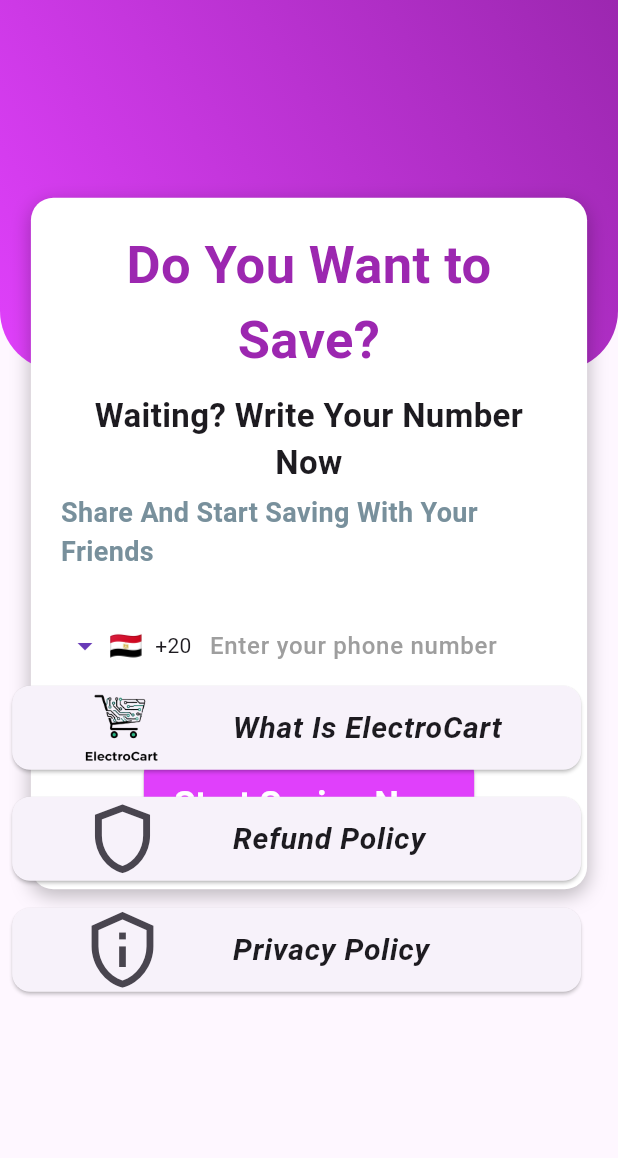
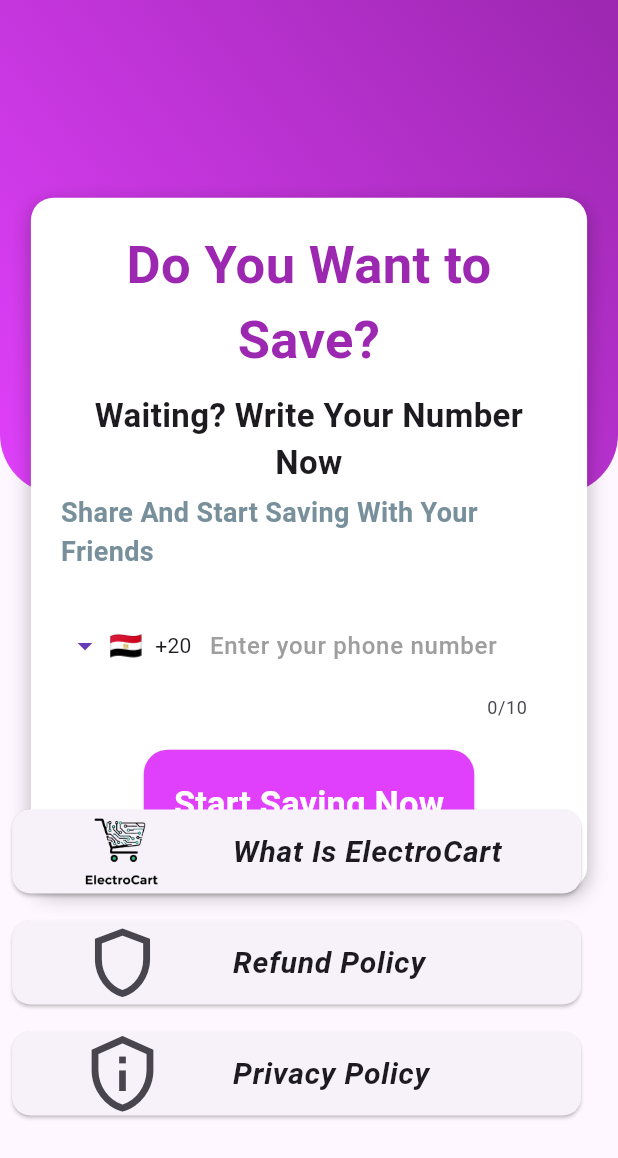
Before and after one commit to 00XAhmedX00/Electro-App, a Flutter app: the ProfilePage screen opened directly, on a phone screen of 412 x 824 dp. Shown: the top 1158 px of the screen. Run offline on Flutter 3.47's test engine with Material 3 defaults, Android fonts, the light colour scheme and no system bars; drawn by our look-alikes of intl_phone_field; our stand-ins replace curved_navigation_bar, google_fonts; Roboto replaces fonts that are missing (Voces).

Commit message:
new adjustments

```diff
--- a/lib/Screens/profile_page.dart
+++ b/lib/Screens/profile_page.dart
@@ -17,7 +17,7 @@ class ProfilePage extends StatelessWidget {
 
             Container(
               width: double.infinity,
-              height: height * 0.3,
+              height: height * 0.4,
               decoration: const BoxDecoration(
                 gradient: LinearGradient(
                   begin: Alignment.topRight,
@@ -141,7 +141,7 @@ class ProfilePage extends StatelessWidget {
             ),
 
             Positioned(
-              top: height * 0.55,
+              top: height * 0.65,
               left: width * 0.01,
               right: width * 0.05,
 
--- a/lib/Widgets/product_container.dart
+++ b/lib/Widgets/product_container.dart
@@ -14,7 +14,7 @@ Widget productContainer({
   double width = MediaQuery.of(context).size.width;
   return Container(
     width: width * 0.35,
-    height: height * 0.27,
+    height: height * 0.3,
     decoration: BoxDecoration(
       borderRadius: BorderRadius.circular(5),
       color: Colors.black12,
```
Also changed, not shown: 12 other files.
